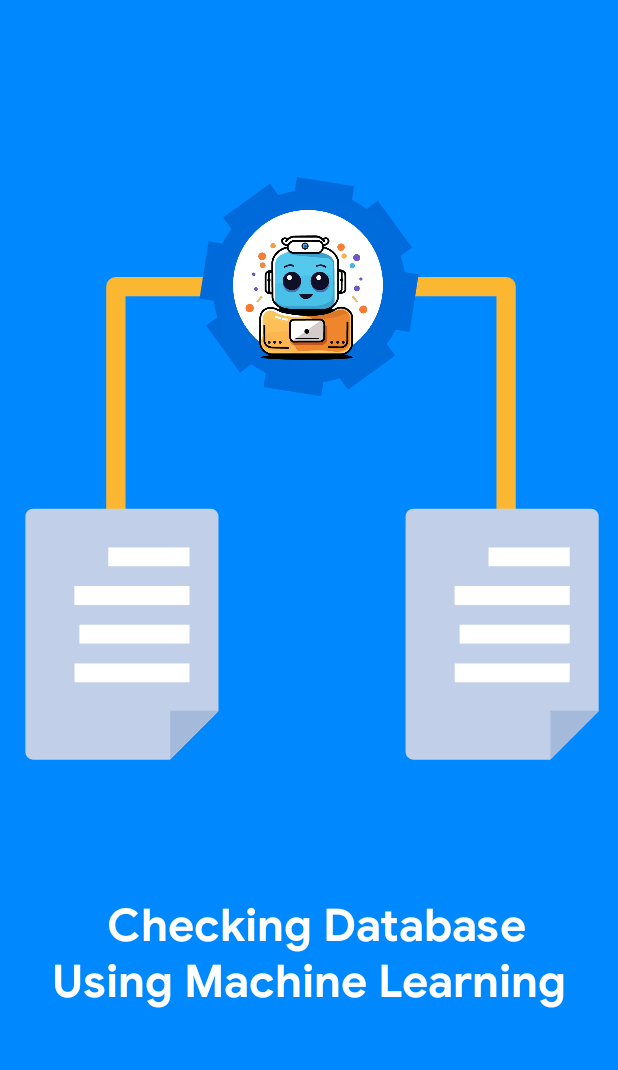
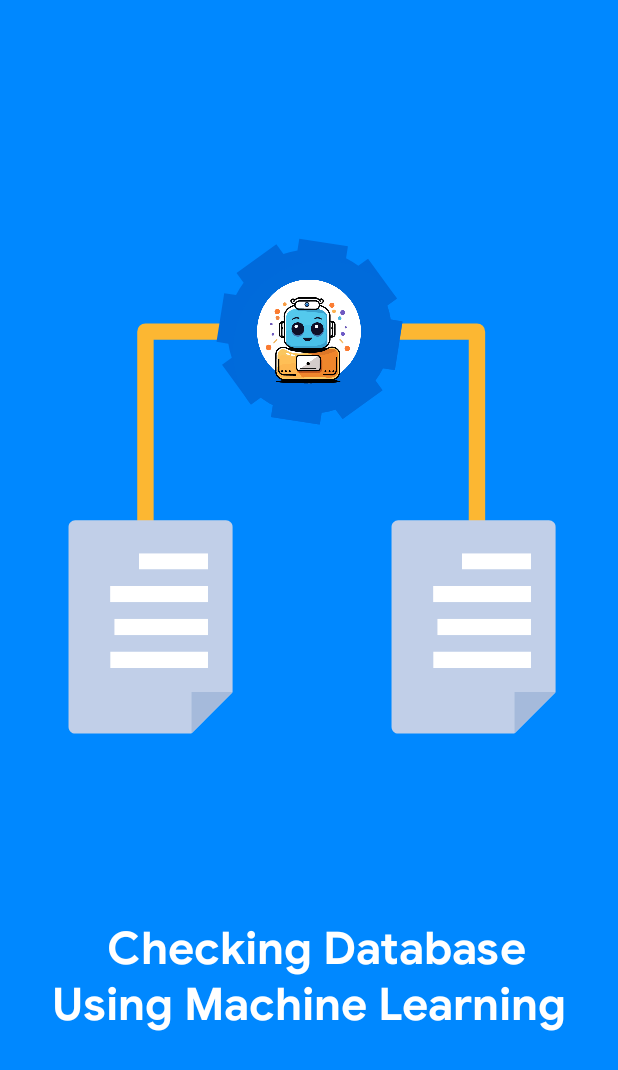
Before and after one commit to Bitgamb/News_ChatBot, an Android app: the DatabaseCheckingAnimFake screen opened directly, with no data from a screen before it, on a phone screen of 412 x 824 dp. Shown: the top 1070 px of the screen. Run offline under Robolectric (Android 15) with nearby library versions, the phone set to English and light mode, and no system bars.

Commit message:
news detect layout update

```diff
--- a/app/src/main/res/layout/activity_database_checking_anim.xml
+++ b/app/src/main/res/layout/activity_database_checking_anim.xml
@@ -12,35 +12,33 @@
     <com.airbnb.lottie.LottieAnimationView
         android:id="@+id/lottieAnimationView"
 
-        android:layout_width="wrap_content"
-        android:layout_height="wrap_content"
-        android:foregroundGravity="center"
+        android:layout_width="350dp"
+        android:layout_height="600dp"
+
         android:paddingTop="50dp"
-        app:layout_constraintBottom_toBottomOf="parent"
+
         app:layout_constraintEnd_toEndOf="parent"
-        app:layout_constraintHorizontal_bias="1.0"
         app:layout_constraintStart_toStartOf="parent"
-        app:layout_constraintTop_toTopOf="parent"
-        app:layout_constraintVertical_bias="0.029"
         app:lottie_autoPlay="true"
         app:lottie_rawRes="@raw/database"
-        app:lottie_repeatCount="3" />
+        app:lottie_repeatCount="3"
+        tools:ignore="MissingConstraints" />
 
     <ImageView
         android:id="@+id/imageView2"
-        android:layout_width="100dp"
-        android:layout_height="100dp"
+        android:layout_width="69dp"
+        android:layout_height="78dp"
 
-        android:layout_marginStart="155dp"
-        android:layout_marginEnd="156dp"
-        android:layout_marginBottom="329dp"
+        android:layout_marginStart="140dp"
+
+        android:layout_marginTop="182dp"
+        android:layout_marginEnd="141dp"
+        android:layout_marginBottom="340dp"
         android:src="@drawable/newscb"
         app:layout_constraintBottom_toBottomOf="@+id/lottieAnimationView"
         app:layout_constraintEnd_toEndOf="@+id/lottieAnimationView"
-        app:layout_constraintHorizontal_bias="0.0"
         app:layout_constraintStart_toStartOf="@+id/lottieAnimationView"
-        app:layout_constraintTop_toTopOf="@+id/lottieAnimationView"
-        app:layout_constraintVertical_bias="1.0" />
+        app:layout_constraintTop_toTopOf="@+id/lottieAnimationView" />
 
     <TextView
         android:id="@+id/textView"
```
